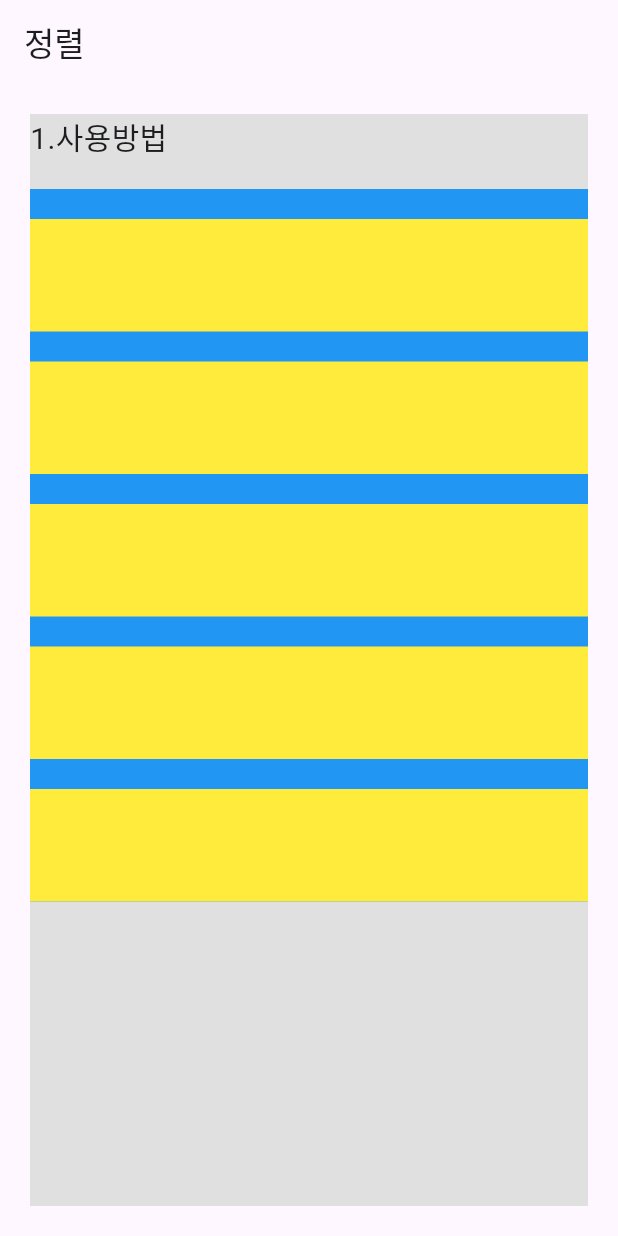
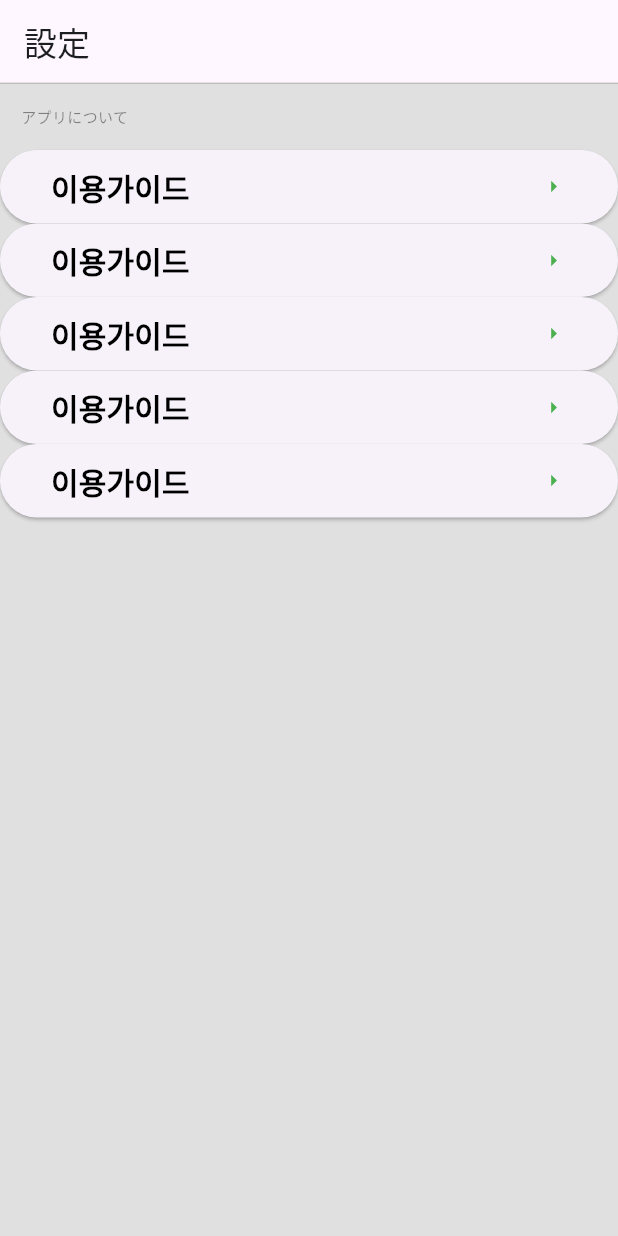
Before and after one commit to cableguy123/cafeproject-mobile-, a Flutter app: the screen it shows after launch, on a phone screen of 412 x 824 dp. Run offline on Flutter 3.47's test engine with Material 3 defaults, Android fonts, the phone set to English and light mode, and no system bars.

Commit message:
settingScreenButtonPlus

```diff
--- a/lib/design/fontColors/ProjectColors.dart
+++ b/lib/design/fontColors/ProjectColors.dart
@@ -2,6 +2,7 @@ import 'package:flutter/material.dart';
 
 
 extension Projectcolors on Color {
+  static const Color settingBottomLineColor = Color(0xffbebebe);
   static const Color settingOptionColor = Color(0xffe0e0e0); // SettingScreen list color
   static const Color settingTitleColor = Color(0xff1c1d1f); // SettingScreen Title color
 }
--- a/lib/screen/settingDetail.dart
+++ b/lib/screen/settingDetail.dart
@@ -9,39 +9,61 @@ class settingDetails extends StatelessWidget {
       debugShowCheckedModeBanner: false,
       home: Scaffold(
         appBar: AppBar(
-          title: const Text("정렬",style: TextStyle(color: Projectcolors.settingTitleColor)),
+          title: const Text("設定",style: TextStyle(color: Projectcolors.settingTitleColor)),
+          shape: Border(
+            bottom: BorderSide(
+              color: Projectcolors.settingBottomLineColor,
+              width: 0.95,
+            ),
+          ),
         ),
         body: Container(
-          margin: EdgeInsets.all(20),
+          margin: EdgeInsets.all(0),
           color: Projectcolors.settingOptionColor,
+          width: double.infinity,
           child: Column(
             crossAxisAlignment: CrossAxisAlignment.start,
             children: [
-              Text(
-                "1.사용방법",
-                style: TextStyle(fontSize: 20,color: Projectcolors.settingTitleColor),
+              Container(
+                width: double.infinity,
+                padding: const EdgeInsets.only(top: 15,left: 14,bottom: 15),
+                child: Text('アプリについて',style: TextStyle(color: Projectcolors.settingTitleColor.withOpacity(0.5),fontSize: 10)),
               ),
-              Container(
-                color: Colors.blue,
-                margin: EdgeInsets.only(top: 20),
+              Expanded(
+                child: Container(
+                  width: double.infinity,
                   child: ListView.builder(
                     itemCount: settingList.length,
-                  shrinkWrap: true,
-                  itemBuilder: (BuildContext context, int index) {
-                    return Container(
-                      margin: EdgeInsets.only(top: 20),
-                      color: Colors.yellow,
-                      width: 300,
-                      height: 75,
+                    itemBuilder: (BuildContext context,int index) {
+                      return ElevatedButton(
+                        onPressed: () {
+
+                        },
+                        child: const Padding(
+                          padding: EdgeInsets.all(10),
                           child: Row(
-                        children: [
-
+                            mainAxisAlignment: MainAxisAlignment.spaceBetween,
+                            children: <Widget>[
+                              Text(
+                                '이용가이드',
+                                style: TextStyle(
+                                  fontSize: 20,
+                                  fontWeight: FontWeight.bold,
+                                  color: Colors.black,
+                                ),
+                              ),
+                              Icon(
+                                Icons.arrow_right,
+                                color: Colors.green,
+                              ),
                             ],
+                          ),
                         ),
                       );
                     },
                   ),
                 ),
+              )
             ],
           ),
         ),
```
Lines whose indentation alone changed are shown as unchanged.
